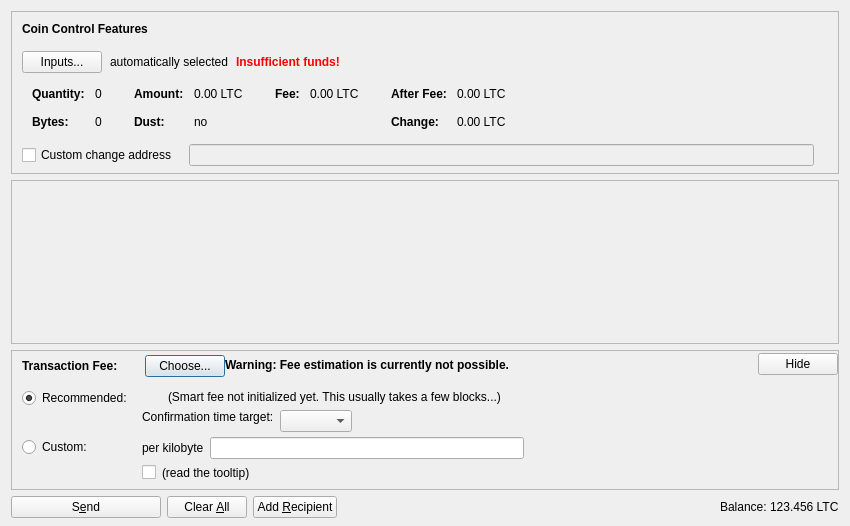
Above: src/qt/forms/sendcoinsdialog.ui from codingbam/batamcoin before the change. Below: the same form after it.
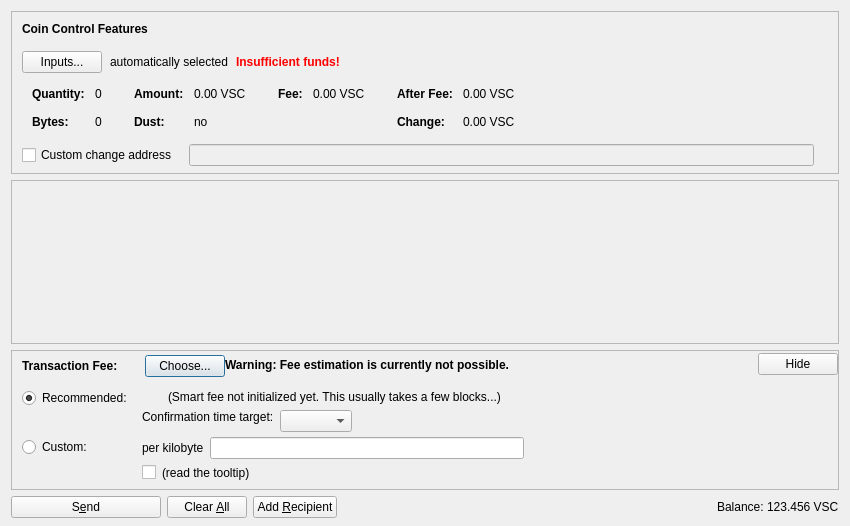
That is the form after the change. Icons and pictures are not drawn. Custom widgets are drawn as their Qt base class.

```diff
--- a/src/qt/forms/sendcoinsdialog.ui
+++ b/src/qt/forms/sendcoinsdialog.ui
@@ -324,7 +324,7 @@
                   <enum>Qt::ActionsContextMenu</enum>
                  </property>
                  <property name="text">
-                  <string notr="true">0.00 LTC</string>
+                  <string notr="true">0.00 VSC</string>
                  </property>
                  <property name="textInteractionFlags">
                   <set>Qt::LinksAccessibleByMouse|Qt::TextSelectableByKeyboard|Qt::TextSelectableByMouse</set>
@@ -404,7 +404,7 @@
                   <enum>Qt::ActionsContextMenu</enum>
                  </property>
                  <property name="text">
-                  <string notr="true">0.00 LTC</string>
+                  <string notr="true">0.00 VSC</string>
                  </property>
                  <property name="textInteractionFlags">
                   <set>Qt::LinksAccessibleByMouse|Qt::TextSelectableByKeyboard|Qt::TextSelectableByMouse</set>
@@ -455,7 +455,7 @@
                   <enum>Qt::ActionsContextMenu</enum>
                  </property>
                  <property name="text">
-                  <string notr="true">0.00 LTC</string>
+                  <string notr="true">0.00 VSC</string>
                  </property>
                  <property name="textInteractionFlags">
                   <set>Qt::LinksAccessibleByMouse|Qt::TextSelectableByKeyboard|Qt::TextSelectableByMouse</set>
@@ -484,7 +484,7 @@
                   <enum>Qt::ActionsContextMenu</enum>
                  </property>
                  <property name="text">
-                  <string notr="true">0.00 LTC</string>
+                  <string notr="true">0.00 VSC</string>
                  </property>
                  <property name="textInteractionFlags">
                   <set>Qt::LinksAccessibleByMouse|Qt::TextSelectableByKeyboard|Qt::TextSelectableByMouse</set>
@@ -1237,7 +1237,7 @@
           <cursorShape>IBeamCursor</cursorShape>
          </property>
          <property name="text">
-          <string notr="true">123.456 LTC</string>
+          <string notr="true">123.456 VSC</string>
          </property>
          <property name="textInteractionFlags">
           <set>Qt::LinksAccessibleByMouse|Qt::TextSelectableByKeyboard|Qt::TextSelectableByMouse</set>
```
